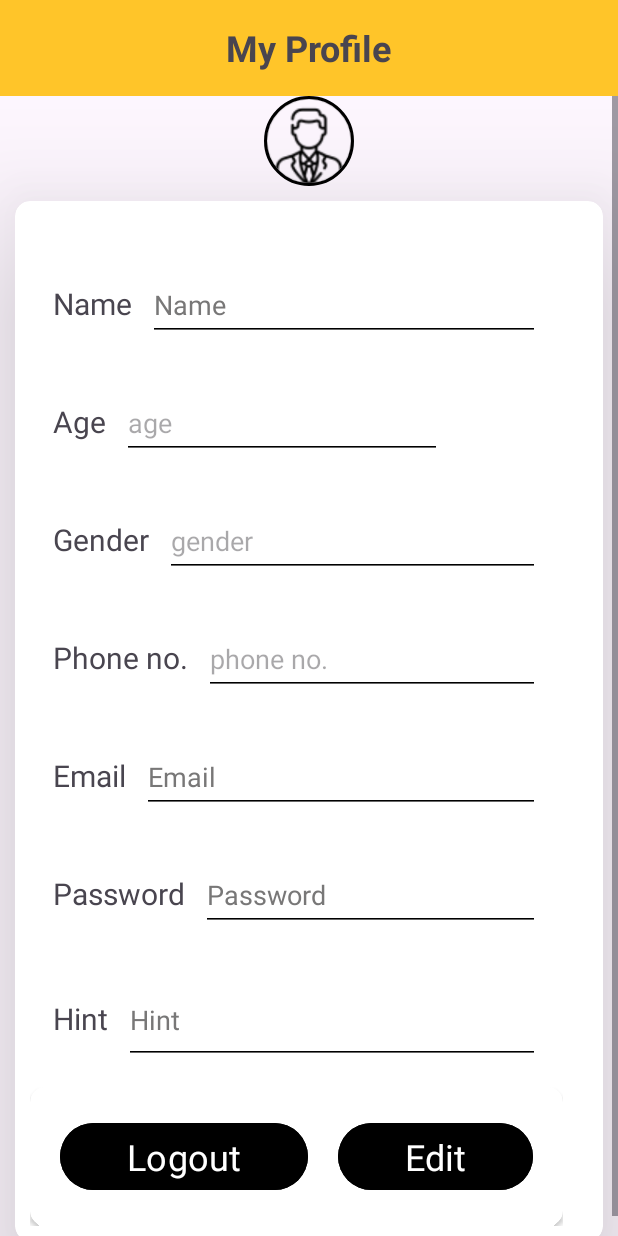
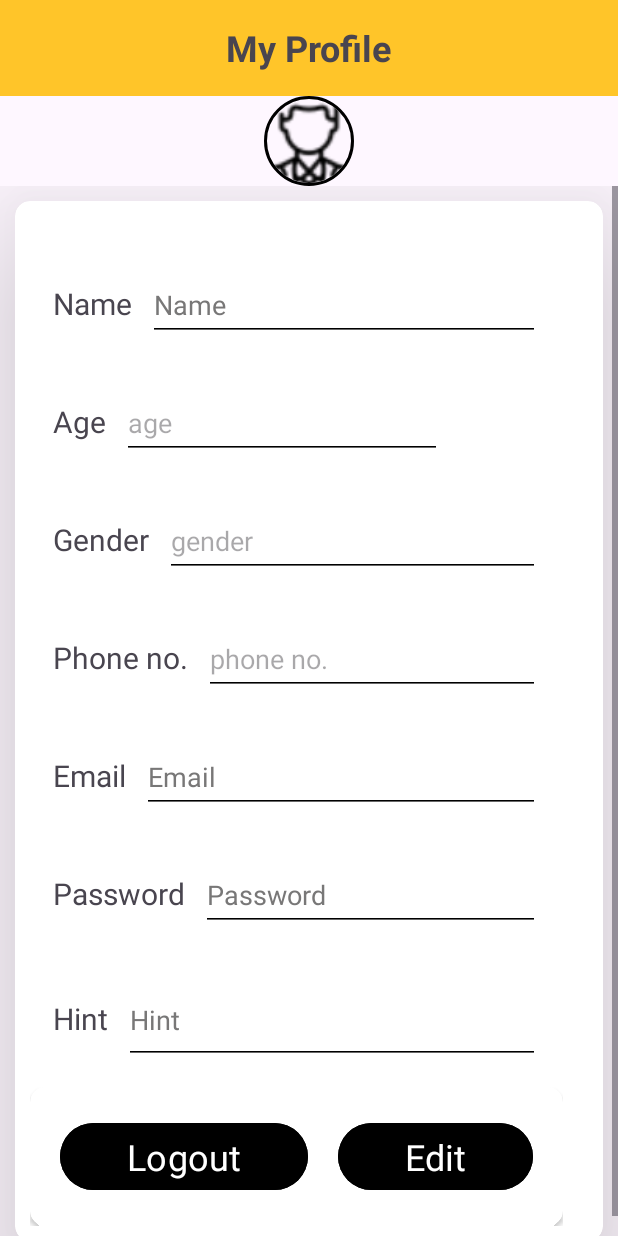
Before and after one commit to SAASIMAHMEDW/Doctor_Appointment_App_Patient_Android_App_Java, an Android app: the layout fragment_profile.xml on its own in the app's theme, with its tools: preview values and no code run, on a phone screen of 412 x 824 dp. Run offline under Robolectric (Android 15) with nearby library versions, the phone set to English and light mode, and no system bars; Roboto replaces fonts that are not available here.

Commit message:
loading / minor code changes

```diff
--- a/app/src/main/res/layout/available_doctor_list_recycler_view.xml
+++ b/app/src/main/res/layout/available_doctor_list_recycler_view.xml
@@ -3,7 +3,7 @@
     xmlns:app="http://schemas.android.com/apk/res-auto"
     xmlns:tools="http://schemas.android.com/tools"
     android:layout_width="match_parent"
-    android:layout_height="match_parent"
+    android:layout_height="wrap_content"
     android:orientation="horizontal">
 
     <androidx.cardview.widget.CardView
--- a/app/src/main/res/layout/fragment_profile.xml
+++ b/app/src/main/res/layout/fragment_profile.xml
@@ -1,5 +1,5 @@
 <?xml version="1.0" encoding="utf-8"?>
-<LinearLayout xmlns:android="http://schemas.android.com/apk/res/android"
+<RelativeLayout xmlns:android="http://schemas.android.com/apk/res/android"
     xmlns:app="http://schemas.android.com/apk/res-auto"
     xmlns:tools="http://schemas.android.com/tools"
     android:id="@+id/linear_layout"
@@ -8,6 +8,11 @@
 
     android:orientation="vertical"
     tools:context=".ProfileFragment">
+
+    <LinearLayout
+        android:layout_width="match_parent"
+        android:layout_height="match_parent"
+        android:orientation="vertical">
 
         <LinearLayout
             android:layout_width="match_parent"
@@ -27,7 +32,24 @@
 
         </LinearLayout>
 
+        <LinearLayout
+            android:layout_width="wrap_content"
+            android:layout_height="wrap_content"
+            android:layout_gravity="center_horizontal"
+            android:orientation="vertical">
+
+            <de.hdodenhof.circleimageview.CircleImageView
+                android:id="@+id/user_profile_image"
+                android:layout_width="100dp"
+                android:layout_height="60dp"
+                android:layout_gravity="center"
+                android:src="@drawable/nav_profile"
+                app:civ_border_color="#FF000000"
+                app:civ_border_width="2dp" />
+        </LinearLayout>
+
         <ScrollView
+            android:id="@+id/ScrollView"
             android:layout_width="match_parent"
             android:layout_height="match_parent">
 
@@ -36,19 +58,7 @@
                 android:layout_width="match_parent"
                 android:layout_height="wrap_content"
                 android:orientation="vertical">
-            <LinearLayout
-                android:layout_width="match_parent"
-                android:layout_height="wrap_content"
-                android:orientation="vertical">
-                <de.hdodenhof.circleimageview.CircleImageView
-                    android:id="@+id/user_profile_image"
-                    android:layout_width="60dp"
-                    android:layout_height="60dp"
-                    android:layout_gravity="center"
-                    android:src="@drawable/nav_profile"
-                    app:civ_border_width="2dp"
-                    app:civ_border_color="#FF000000"/>
-            </LinearLayout>
+
                 <!--            <de.hdodenhof.circleimageview.CircleImageView-->
                 <!--                android:id="@+id/profile_image"-->
                 <!--                android:layout_width="60dp"-->
@@ -60,6 +70,7 @@
                 <!--                app:civ_border_color="#FF000000"/>-->
 
                 <androidx.cardview.widget.CardView
+                    android:id="@+id/CardOfProfile"
                     android:layout_width="match_parent"
                     android:layout_height="wrap_content"
                     android:layout_margin="10dp"
@@ -400,5 +411,6 @@
                 </androidx.cardview.widget.CardView>
             </LinearLayout>
         </ScrollView>
+    </LinearLayout>
 
-</LinearLayout>
+</RelativeLayout>
--- a/build.gradle.kts
+++ b/build.gradle.kts
@@ -5,6 +5,6 @@ buildscript {
 }
 // Top-level build file where you can add configuration options common to all sub-projects/modules.
 plugins {
-    id("com.android.application") version "8.1.4" apply false
+    id("com.android.application") version "8.2.0" apply false
     id("com.google.gms.google-services") version "4.4.0" apply false
 }
```
Also changed, not shown: app/src/main/java/com/example/appmai/HomeFragment.java (+4 -14 lines), app/src/main/java/com/example/appmai/MainPanel.java (+10 -17 lines), gradle/wrapper/gradle-wrapper.properties. Lines whose indentation alone changed are shown as unchanged.
